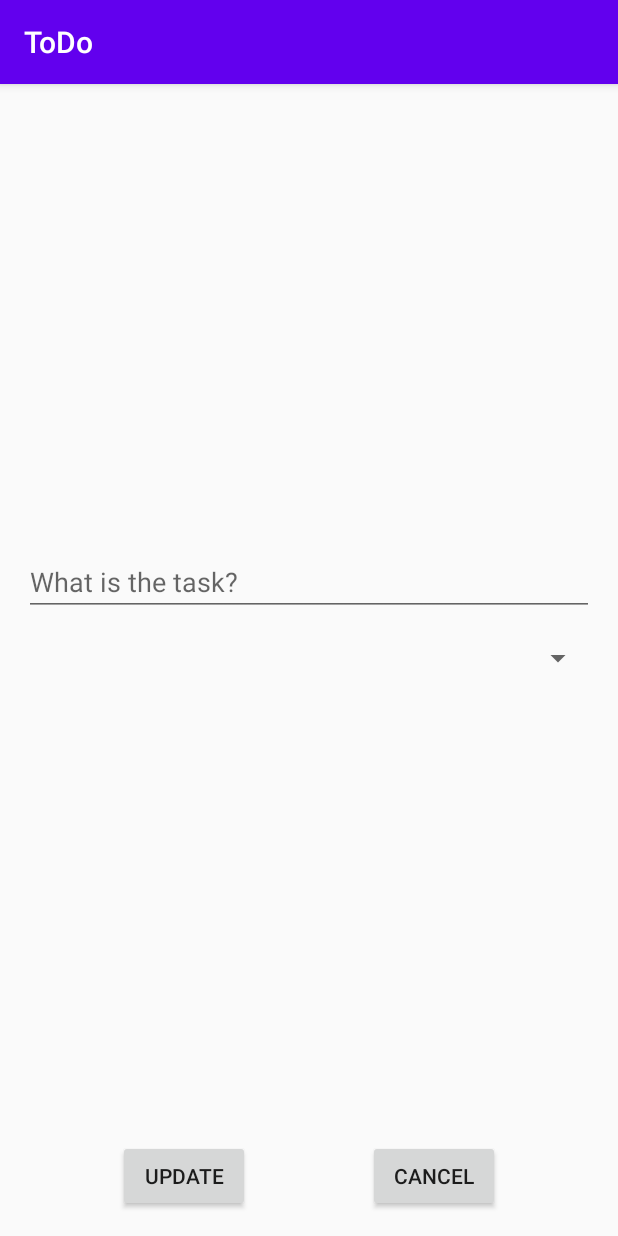
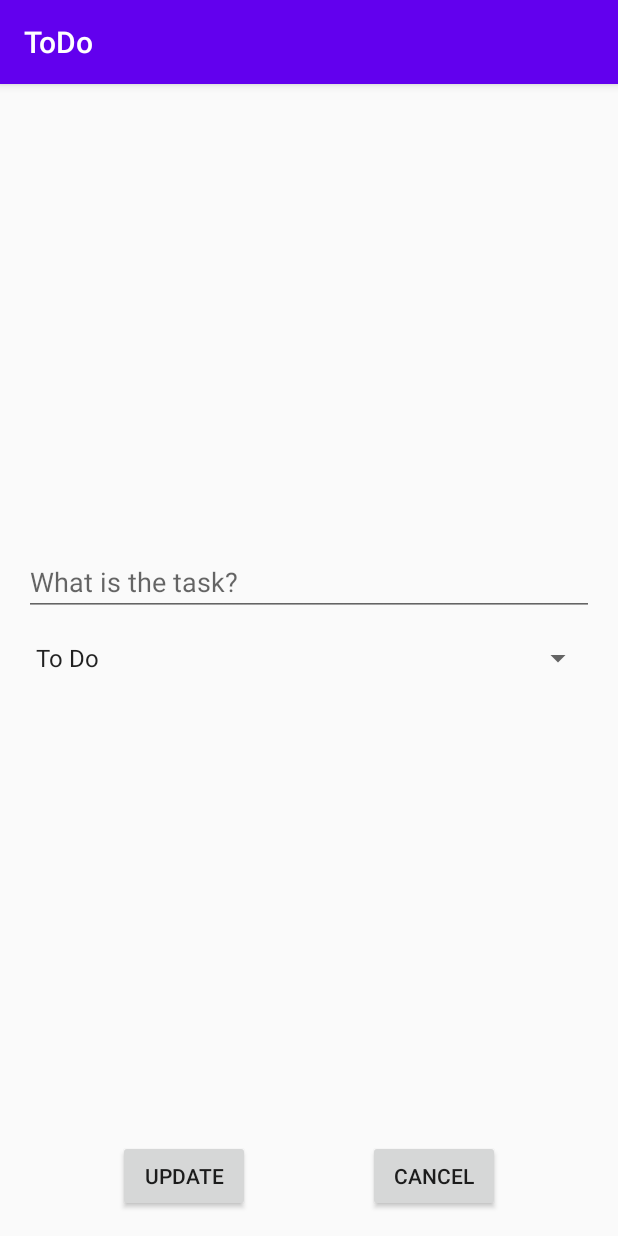
Before and after one commit to fupn26/Mobilfejl_2020_ToDo, an Android app: the UpdateFragment screen opened through its navigation route, on a phone screen of 412 x 824 dp. Run offline under Robolectric (Android 15) with nearby library versions, the phone set to English and light mode, and no system bars; our stand-ins replace data binding.

```diff
--- a/app/src/main/java/hu/unideb/todo/ui/fragment/UpdateFragment.kt
+++ b/app/src/main/java/hu/unideb/todo/ui/fragment/UpdateFragment.kt
@@ -5,6 +5,7 @@ import androidx.fragment.app.Fragment
 import android.view.LayoutInflater
 import android.view.View
 import android.view.ViewGroup
+import android.widget.ArrayAdapter
 import androidx.databinding.DataBindingUtil
 import androidx.navigation.findNavController
 import hu.unideb.todo.R
@@ -27,6 +28,15 @@ class UpdateFragment : Fragment() {
             view.findNavController().navigate(R.id.action_updateFragment_to_mainFragment)
         }
 
+        ArrayAdapter.createFromResource(
+            this.requireContext(),
+            R.array.todo_status,
+            android.R.layout.simple_spinner_item
+        ).also { adapter ->
+            adapter.setDropDownViewResource(android.R.layout.simple_spinner_dropdown_item)
+            binding.completedSpinner.adapter = adapter
+        }
+
         return binding.root;
     }
 }
```
